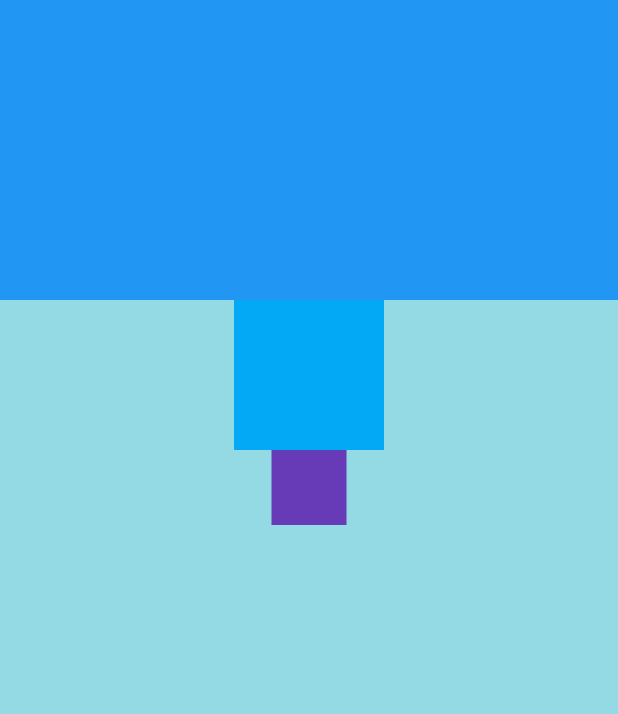
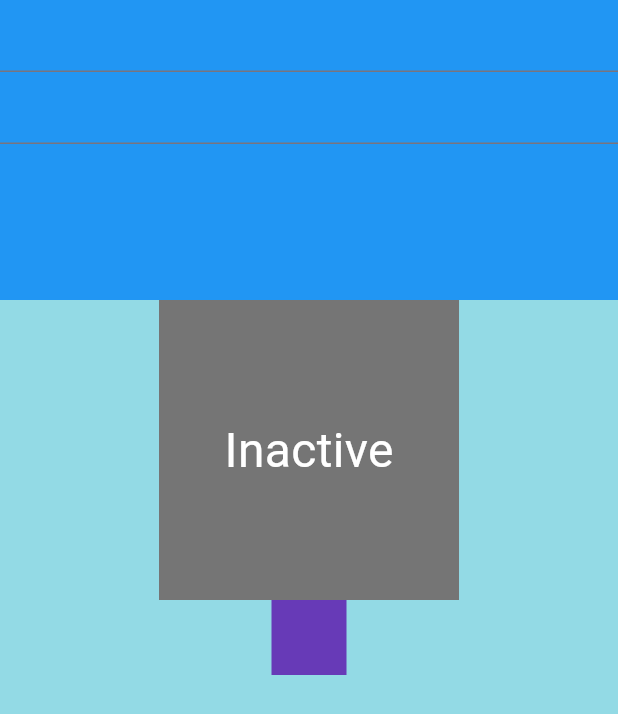
Before and after one commit to S-Luther/expert-fiesta, a Flutter app: the screen it shows after launch, on a phone screen of 412 x 824 dp. Shown: the top 714 px of the screen. Run offline on Flutter 3.47's test engine with Material 3 defaults, Android fonts, the phone set to English and light mode, and no system bars.

Commit message:
Monday Updates Apr 8

```diff
--- a/lib/main.dart
+++ b/lib/main.dart
@@ -5,6 +5,84 @@ import 'package:http/http.dart' as http;
 
 void main() {
   runApp(TheApp());
+}
+
+class TextBox extends StatefulWidget {
+  @override
+  State<StatefulWidget> createState() => _TextBoxState();
+}
+
+class _TextBoxState extends State<TextBox> {
+  final myController = TextEditingController();
+
+  @override
+  void initState() {
+    super.initState();
+
+    myController.addListener(_printLatestValue);
+  }
+
+  @override
+  void dispose() {
+    myController.dispose();
+    super.dispose();
+  }
+
+  void _printLatestValue() {
+    final text = myController.text;
+    print("second $text (${text.characters.length})");
+    var res = http.get(Uri.parse(
+        'http://localhost:5000/cs-322-0/us-central1/helloWorld?number=${text}'));
+    res.then((value) => print(value.body));
+  }
+
+  @override
+  Widget build(BuildContext context) {
+    return Column(
+      children: [
+        TextField(
+          onChanged: (value) {
+            print("first $value (${value.characters.length})");
+          },
+        ),
+        TextField(
+          controller: myController,
+        ),
+      ],
+    );
+  }
+}
+
+class changingBox extends StatefulWidget {
+  @override
+  State<StatefulWidget> createState() => _changingBoxState();
+}
+
+class _changingBoxState extends State<changingBox> {
+  bool _active = false;
+
+  void _handleTap() {
+    setState(() {
+      _active = !_active;
+    });
+  }
+
+  @override
+  Widget build(BuildContext context) {
+    return GestureDetector(
+        onTap: _handleTap,
+        child: Container(
+            width: 200,
+            height: 200,
+            decoration: BoxDecoration(
+              color: _active ? Colors.lightGreen[700] : Colors.grey[600],
+            ),
+            child: Center(
+                child: Text(
+              _active ? "Active" : "Inactive",
+              style: const TextStyle(fontSize: 32, color: Colors.white),
+            ))));
+  }
 }
 
 class TheApp extends StatelessWidget {
@@ -29,11 +107,13 @@ class TheApp extends StatelessWidget {
             Container(
               height: 200,
               color: Colors.blue,
+              child: TextBox(),
             ),
             Container(
-              height: 100,
-              width: 100,
+              height: 200,
+              width: 200,
               color: Colors.lightBlue,
+              child: changingBox(),
             ),
             GestureDetector(
               onTap: () => getReq(entrynum++),
```
